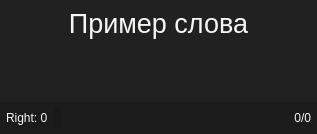
First picture: the form in res/uis/test_level.ui, repository yasperrus/LearnEnglishSubtitles, before the edit.
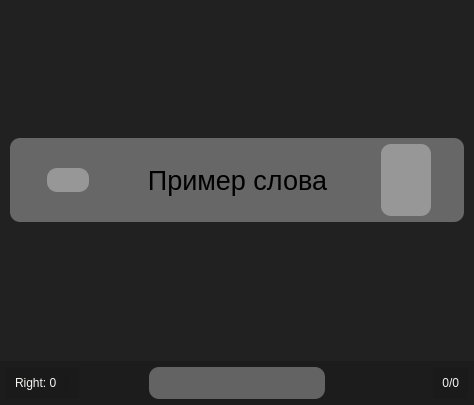
Second picture: the form after the edit. Icons and pictures are not drawn.

Commit message: add theme settings? user can change background and text color. All this savable.

What changed in the file:
```diff
--- a/res/uis/test_level.ui
+++ b/res/uis/test_level.ui
@@ -6,8 +6,8 @@
    <rect>
     <x>0</x>
     <y>0</y>
-    <width>317</width>
-    <height>134</height>
+    <width>474</width>
+    <height>405</height>
    </rect>
   </property>
   <property name="sizePolicy">
@@ -39,11 +39,24 @@
     <number>0</number>
    </property>
    <item>
-    <layout class="QVBoxLayout" name="verticalLayout_3" stretch="0,0,0,0">
+    <widget class="QWidget" name="test_main_widget" native="true">
+     <layout class="QVBoxLayout" name="verticalLayout_3" stretch="1,0">
      <property name="spacing">
       <number>0</number>
      </property>
-     <item>
+      <property name="leftMargin">
+       <number>0</number>
+      </property>
+      <property name="topMargin">
+       <number>0</number>
+      </property>
+      <property name="rightMargin">
+       <number>0</number>
+      </property>
+      <property name="bottomMargin">
+       <number>0</number>
+      </property>
+      <item alignment="Qt::AlignVCenter">
       <widget class="QWidget" name="widget" native="true">
        <property name="sizePolicy">
         <sizepolicy hsizetype="Preferred" vsizetype="Preferred">
@@ -57,6 +70,11 @@
          <height>16777215</height>
         </size>
        </property>
+        <property name="styleSheet">
+         <string notr="true">margin: 10px;
+background-color: rgba(255, 255, 255, 80);
+border-radius: 10px;</string>
+        </property>
        <layout class="QHBoxLayout" name="horizontalLayout" stretch="0,0,0">
         <property name="leftMargin">
          <number>6</number>
@@ -70,7 +88,7 @@
         <property name="bottomMargin">
          <number>6</number>
         </property>
-        <item>
+         <item alignment="Qt::AlignHCenter">
          <widget class="QPushButton" name="but_hard">
           <property name="sizePolicy">
            <sizepolicy hsizetype="Preferred" vsizetype="Maximum">
@@ -81,8 +99,9 @@
           <property name="styleSheet">
            <string notr="true">QPushButton {
 color: rgb(250, 250, 250);
-background-color: rgba(255, 255, 255, 0);
+background-color: rgba(255, 255, 255, 80);
 border: 0px solid #ffffff;
+padding:5px;
 }</string>
           </property>
           <property name="text">
@@ -111,8 +130,7 @@
            </font>
           </property>
           <property name="styleSheet">
-           <string notr="true">background-color: rgba(255, 255, 255, 0);
-color: rgb(246, 245, 244);</string>
+            <string notr="true">background-color: rgba(255, 255, 255, 0);</string>
           </property>
           <property name="text">
            <string>Пример слова</string>
@@ -128,7 +146,8 @@
           </property>
          </widget>
         </item>
-        <item>
+         <item alignment="Qt::AlignHCenter">
+          <widget class="QWidget" name="widget" native="true">
          <layout class="QVBoxLayout" name="verticalLayout_4">
           <item>
            <widget class="QLabel" name="label_right">
@@ -185,57 +204,12 @@
            </widget>
           </item>
          </layout>
-        </item>
-       </layout>
-      </widget>
-     </item>
-     <item>
-      <spacer name="verticalSpacer">
-       <property name="orientation">
-        <enum>Qt::Vertical</enum>
-       </property>
-       <property name="sizeHint" stdset="0">
-        <size>
-         <width>20</width>
-         <height>40</height>
-        </size>
-       </property>
-      </spacer>
-     </item>
-     <item>
-      <widget class="QWidget" name="widget_translation" native="true">
-       <property name="sizePolicy">
-        <sizepolicy hsizetype="Preferred" vsizetype="Preferred">
-         <horstretch>0</horstretch>
-         <verstretch>0</verstretch>
-        </sizepolicy>
-       </property>
-       <property name="maximumSize">
-        <size>
-         <width>16777215</width>
-         <height>20</height>
-        </size>
-       </property>
-       <layout class="QHBoxLayout" name="layout_translation">
-        <property name="spacing">
-         <number>0</number>
-        </property>
-        <property name="leftMargin">
-         <number>6</number>
-        </property>
-        <property name="topMargin">
-         <number>0</number>
-        </property>
-        <property name="rightMargin">
-         <number>6</number>
-        </property>
-        <property name="bottomMargin">
-         <number>0</number>
-        </property>
+          </widget>
+         </item>
        </layout>
       </widget>
      </item>
-     <item>
+      <item alignment="Qt::AlignBottom">
       <widget class="QWidget" name="widget" native="true">
        <property name="sizePolicy">
         <sizepolicy hsizetype="Preferred" vsizetype="Preferred">
@@ -250,7 +224,7 @@
         </size>
        </property>
        <property name="styleSheet">
-        <string notr="true">background-color: rgba(23, 23, 23, 148);</string>
+         <string notr="true">background-color: rgba(23, 23, 23, 128);</string>
        </property>
        <layout class="QHBoxLayout" name="horizontalLayout_3">
         <property name="leftMargin">
@@ -265,6 +239,9 @@
         <property name="bottomMargin">
          <number>6</number>
         </property>
+         <item alignment="Qt::AlignLeft">
+          <widget class="QWidget" name="horizontalWidget" native="true">
+           <layout class="QHBoxLayout" name="horizontalLayout_2">
         <item>
          <widget class="QLabel" name="label_quantity_correct_answer">
           <property name="sizePolicy">
@@ -304,19 +281,22 @@
           </property>
          </widget>
         </item>
-        <item>
-         <spacer name="horizontalSpacer">
-          <property name="orientation">
-           <enum>Qt::Horizontal</enum>
-          </property>
-          <property name="sizeHint" stdset="0">
-           <size>
-            <width>40</width>
-            <height>20</height>
-           </size>
-          </property>
-         </spacer>
-        </item>
+           </layout>
+          </widget>
+         </item>
+         <item alignment="Qt::AlignHCenter">
+          <widget class="QWidget" name="horizontalWidget_2" native="true">
+           <property name="styleSheet">
+            <string notr="true">background-color: rgba(255, 255, 255, 80);
+border-radius: 10px;</string>
+           </property>
+           <layout class="QHBoxLayout" name="horizontalLayout_4">
+            <property name="topMargin">
+             <number>4</number>
+            </property>
+            <property name="bottomMargin">
+             <number>4</number>
+            </property>
         <item>
          <widget class="QPushButton" name="but_back">
           <property name="sizePolicy">
@@ -432,19 +412,12 @@
           </property>
          </widget>
         </item>
-        <item>
-         <spacer name="horizontalSpacer_2">
-          <property name="orientation">
-           <enum>Qt::Horizontal</enum>
-          </property>
-          <property name="sizeHint" stdset="0">
-           <size>
-            <width>40</width>
-            <height>20</height>
-           </size>
-          </property>
-         </spacer>
-        </item>
+           </layout>
+          </widget>
+         </item>
+         <item alignment="Qt::AlignRight">
+          <widget class="QWidget" name="horizontalWidget_3" native="true">
+           <layout class="QHBoxLayout" name="horizontalLayout_5">
         <item>
          <widget class="QLabel" name="label_count_list">
           <property name="sizePolicy">
@@ -469,6 +442,10 @@
       </widget>
      </item>
     </layout>
+       </widget>
+      </item>
+     </layout>
+    </widget>
    </item>
   </layout>
  </widget>
```
Lines whose indentation alone changed are shown as unchanged. The commit also changes 23 other files.
